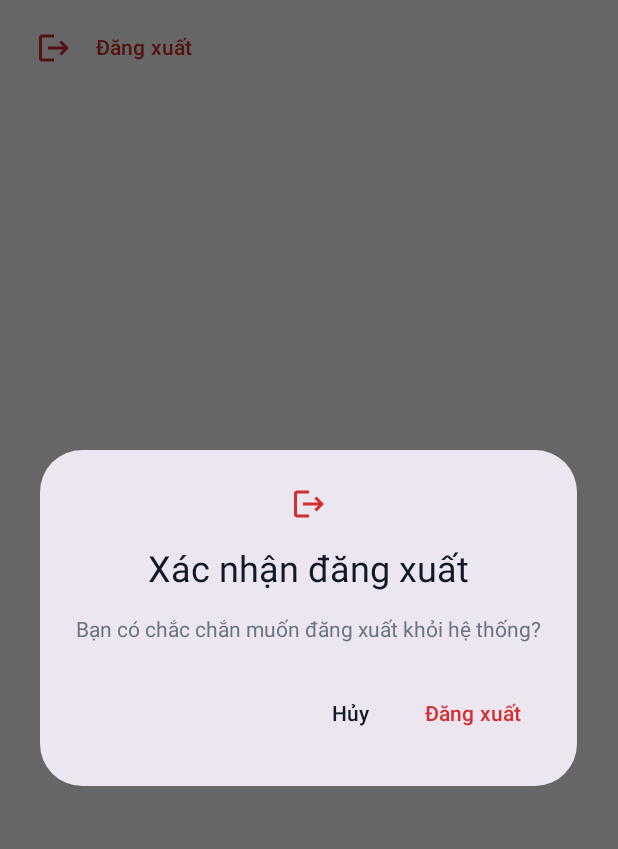
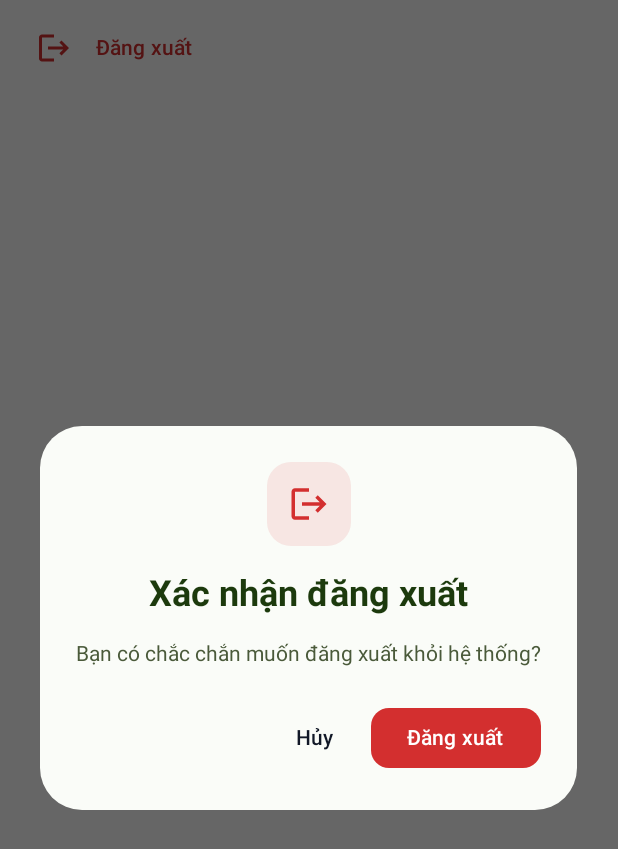
Before and after one commit to thimy00732-ctrl/SmartInventorySystem, an Android app built with Jetpack Compose: the composable LogoutButton shown on its own in the app's theme, after a tap on "Đăng xuất", on a phone screen of 412 x 824 dp. Shown: the top 849 px of the screen. Run offline under Robolectric (Android 15) with nearby library versions, the phone set to English and light mode, and no system bars.

Commit message:
sửa tí mực

```diff
--- a/sis-android/app/src/main/java/com/sis/android/ui/auth/LoginScreen.kt
+++ b/sis-android/app/src/main/java/com/sis/android/ui/auth/LoginScreen.kt
@@ -443,7 +443,9 @@ fun LoginScreen(
                     shape = RoundedCornerShape(16.dp),
                     colors = ButtonDefaults.buttonColors(
                         containerColor = DarkGreen,
-                        disabledContainerColor = DarkGreen.copy(alpha = 0.6f)
+                        contentColor = Color.White,  // ✅ Text màu trắng
+                        disabledContainerColor = DarkGreen.copy(alpha = 0.6f),
+                        disabledContentColor = Color.White.copy(alpha = 0.6f)
                     )
                 ) {
                     if (loading) {
@@ -455,6 +457,7 @@ fun LoginScreen(
                     } else {
                         Text(
                             text = "Đăng nhập",
+                            color = Color.White,  // ✅ Text màu trắng
                             fontSize = 13.sp,
                             fontWeight = FontWeight.Bold
                         )
@@ -464,7 +467,8 @@ fun LoginScreen(
                         Icon(
                             imageVector =
                                 Icons.AutoMirrored.Filled.ArrowForward,
-                            contentDescription = null
+                            contentDescription = null,
+                            tint = Color.White  // ✅ Icon màu trắng
                         )
                     }
                 }
--- a/sis-android/app/src/main/java/com/sis/android/ui/navigation/NavigationDrawer.kt
+++ b/sis-android/app/src/main/java/com/sis/android/ui/navigation/NavigationDrawer.kt
@@ -448,32 +448,68 @@ private fun LogoutButton(onLogout: () -> Unit) {
     if (showConfirmDialog) {
         AlertDialog(
             onDismissRequest = { showConfirmDialog = false },
+            containerColor = Color(0xFFFAFCF8),  // Light green background
             icon = {
-                Icon(
-                    imageVector = Icons.Default.Logout,
-                    contentDescription = null,
-                    tint = CrudColors.DangerAction
+                Box(
+                    modifier = Modifier
+                        .size(56.dp)
+                        .background(
+                            color = CrudColors.DangerAction.copy(alpha = 0.1f),
+                            shape = RoundedCornerShape(16.dp)
+                        ),
+                    contentAlignment = Alignment.Center
+                ) {
+                    Icon(
+                        imageVector = Icons.Default.Logout,
+                        contentDescription = null,
+                        tint = CrudColors.DangerAction,
+                        modifier = Modifier.size(28.dp)
+                    )
+                }
+            },
+            title = {
+                Text(
+                    "Xác nhận đăng xuất",
+                    fontWeight = FontWeight.Bold,
+                    color = Color(0xFF1C3A0D)
                 )
             },
-            title = {
-                Text("Xác nhận đăng xuất")
-            },
             text = {
-                Text("Bạn có chắc chắn muốn đăng xuất khỏi hệ thống?")
+                Text(
+                    "Bạn có chắc chắn muốn đăng xuất khỏi hệ thống?",
+                    color = Color(0xFF4A5A3A)
+                )
             },
             confirmButton = {
-                TextButton(
+                Button(
                     onClick = {
                         showConfirmDialog = false
                         onLogout()
-                    }
+                    },
+                    colors = ButtonDefaults.buttonColors(
+                        containerColor = CrudColors.DangerAction,
+                        contentColor = Color.White
+                    ),
+                    shape = RoundedCornerShape(12.dp)
                 ) {
-                    Text("Đăng xuất", color = CrudColors.DangerAction)
+                    Text(
+                        text = "Đăng xuất",
+                        color = Color.White,  // ✅ Text màu trắng
+                        fontWeight = FontWeight.SemiBold
+                    )
                 }
             },
             dismissButton = {
-                TextButton(onClick = { showConfirmDialog = false }) {
-                    Text("Hủy")
+                TextButton(
+                    onClick = { showConfirmDialog = false },
+                    colors = ButtonDefaults.textButtonColors(
+                        contentColor = CrudColors.Primary  // Xanh olive
+                    )
+                ) {
+                    Text(
+                        "Hủy",
+                        fontWeight = FontWeight.SemiBold
+                    )
                 }
             }
         )
```
